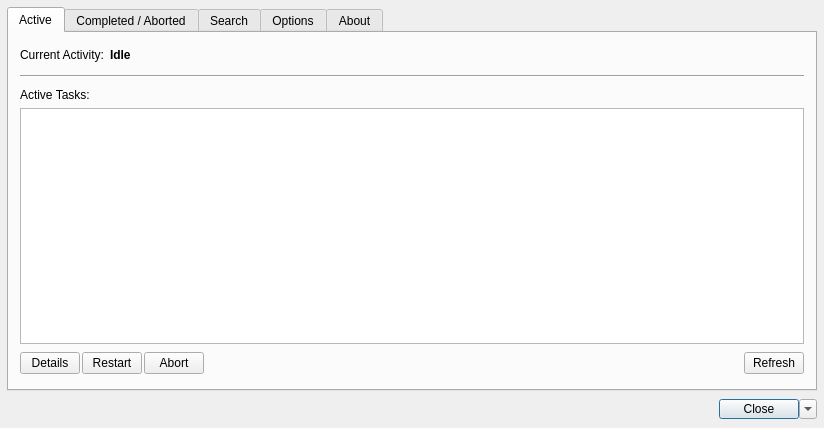
The window that CloudAgent/yca_mainwindow.ui (WillForan/yarraclient) describes before a commit, drawn with Qt 5.
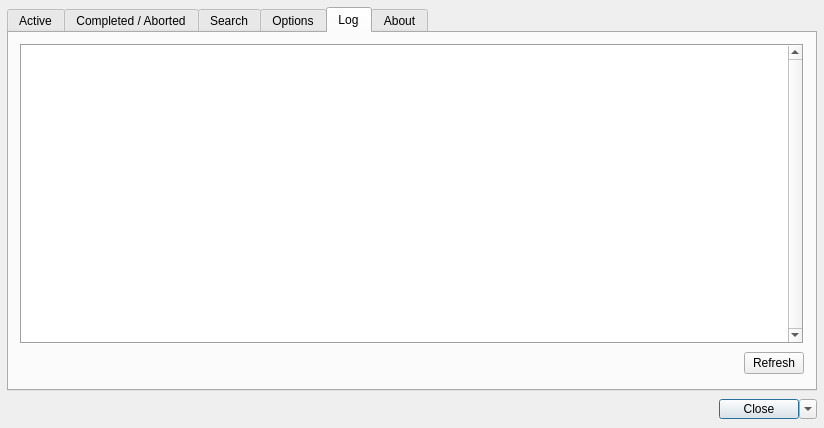
The same window after the commit. Icons and pictures are not drawn.

Commit message: Continued. Added thread-safe class for logging YCA.

What changed in the file:
```diff
--- a/CloudAgent/yca_mainwindow.ui
+++ b/CloudAgent/yca_mainwindow.ui
@@ -39,7 +39,7 @@
        <enum>QTabWidget::Rounded</enum>
       </property>
       <property name="currentIndex">
-       <number>0</number>
+       <number>4</number>
       </property>
       <property name="iconSize">
        <size>
@@ -550,6 +550,68 @@
         </item>
        </layout>
       </widget>
+      <widget class="QWidget" name="tab_6">
+       <attribute name="title">
+        <string>Log</string>
+       </attribute>
+       <layout class="QVBoxLayout" name="verticalLayout_7">
+        <item>
+         <widget class="QTextEdit" name="logEdit">
+          <property name="frameShape">
+           <enum>QFrame::Box</enum>
+          </property>
+          <property name="verticalScrollBarPolicy">
+           <enum>Qt::ScrollBarAlwaysOn</enum>
+          </property>
+          <property name="undoRedoEnabled">
+           <bool>false</bool>
+          </property>
+          <property name="lineWrapMode">
+           <enum>QTextEdit::NoWrap</enum>
+          </property>
+          <property name="readOnly">
+           <bool>true</bool>
+          </property>
+         </widget>
+        </item>
+        <item>
+         <layout class="QHBoxLayout" name="horizontalLayout_9">
+          <property name="topMargin">
+           <number>2</number>
+          </property>
+          <property name="bottomMargin">
+           <number>4</number>
+          </property>
+          <item>
+           <spacer name="horizontalSpacer_8">
+            <property name="orientation">
+             <enum>Qt::Horizontal</enum>
+            </property>
+            <property name="sizeHint" stdset="0">
+             <size>
+              <width>40</width>
+              <height>20</height>
+             </size>
+            </property>
+           </spacer>
+          </item>
+          <item>
+           <widget class="QPushButton" name="refreshLogButton">
+            <property name="maximumSize">
+             <size>
+              <width>60</width>
+              <height>16777215</height>
+             </size>
+            </property>
+            <property name="text">
+             <string>Refresh</string>
+            </property>
+           </widget>
+          </item>
+         </layout>
+        </item>
+       </layout>
+      </widget>
       <widget class="QWidget" name="tab">
        <attribute name="title">
         <string>About</string>
```
The commit also changes 6 other files.
